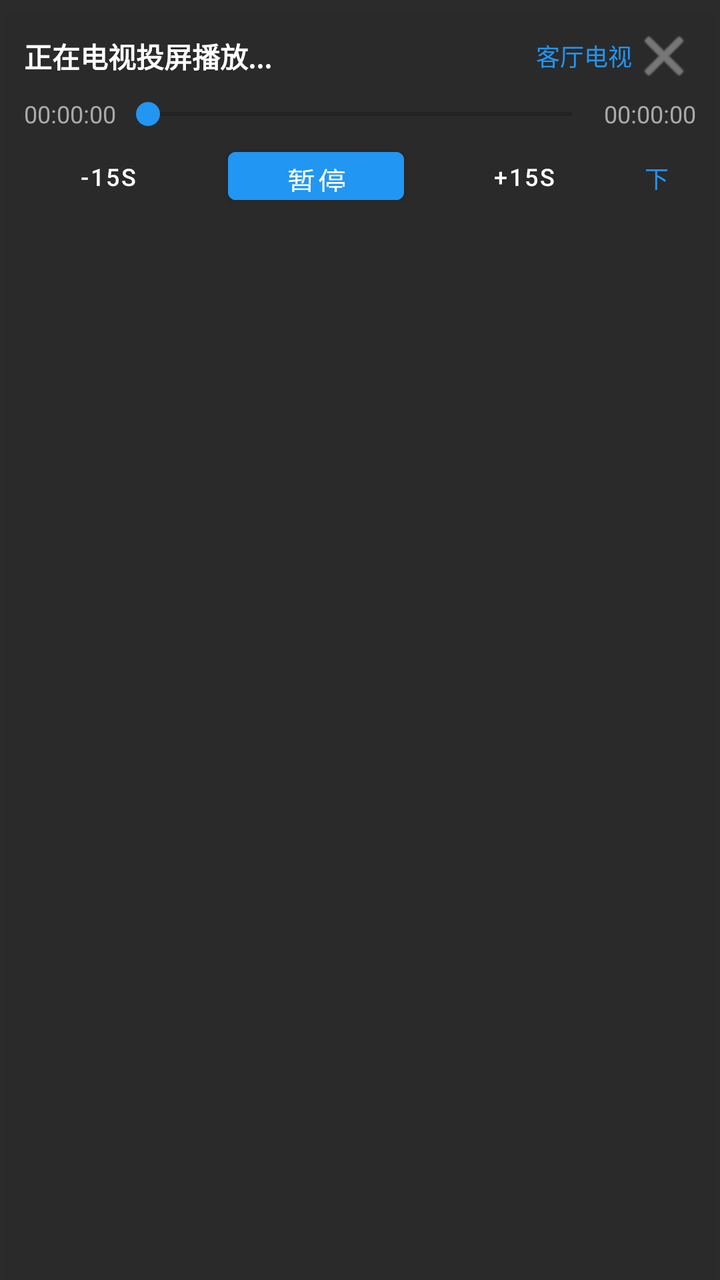
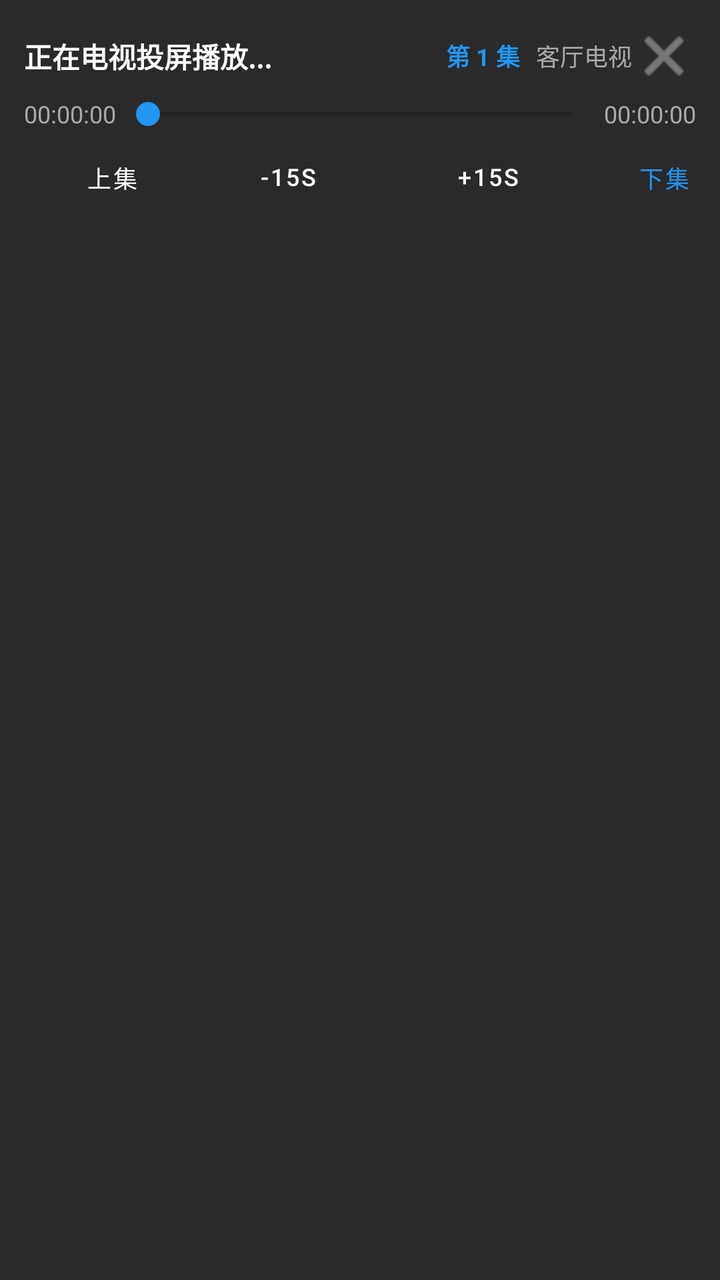

An Android layout rendered at two revisions. The XML below is the earlier revision; the diff shows what the commit changed to produce the second picture.
<!-- AndroidManifest.xml: application theme Theme.BigEyes -->
<!-- res/layout/view_playback_control.xml -->
<?xml version="1.0" encoding="utf-8"?>
<LinearLayout xmlns:android="http://schemas.android.com/apk/res/android"
    xmlns:app="http://schemas.android.com/apk/res-auto"
    android:layout_width="match_parent"
    android:layout_height="wrap_content"
    android:orientation="vertical"
    android:background="@color/control_bar_bg"
    android:padding="12dp"
    android:elevation="8dp">

    
    <LinearLayout
        android:layout_width="match_parent"
        android:layout_height="wrap_content"
        android:orientation="horizontal"
        android:gravity="center_vertical">

        <TextView
            android:id="@+id/tv_playing_title"
            android:layout_width="0dp"
            android:layout_height="wrap_content"
            android:layout_weight="1"
            android:textColor="@color/white"
            android:textSize="14sp"
            android:textStyle="bold"
            android:singleLine="true"
            android:ellipsize="end"
            android:text="正在电视投屏播放..." />

        <TextView
            android:id="@+id/tv_target_device"
            android:layout_width="wrap_content"
            android:layout_height="wrap_content"
            android:textColor="@color/brand_primary"
            android:textSize="12sp"
            android:text="客厅电视"
            android:layout_marginStart="8dp" />

        <ImageButton
            android:id="@+id/btn_close_control"
            android:layout_width="32dp"
            android:layout_height="32dp"
            android:background="?attr/selectableItemBackgroundBorderless"
            android:src="@android:drawable/ic_menu_close_clear_cancel"
            android:tint="@color/text_muted"
            android:contentDescription="关闭播控" />
    </LinearLayout>

    
    <LinearLayout
        android:layout_width="match_parent"
        android:layout_height="wrap_content"
        android:orientation="horizontal"
        android:gravity="center_vertical"
        android:layout_marginTop="4dp">

        <TextView
            android:id="@+id/tv_current_time"
            android:layout_width="wrap_content"
            android:layout_height="wrap_content"
            android:textColor="@color/text_muted"
            android:textSize="12sp"
            android:text="00:00:00" />

        <SeekBar
            android:id="@+id/seekbar_progress"
            android:layout_width="0dp"
            android:layout_height="wrap_content"
            android:layout_weight="1"
            android:max="1000"
            android:progress="0"
            android:thumbTint="@color/brand_primary"
            android:progressTint="@color/brand_primary" />

        <TextView
            android:id="@+id/tv_total_time"
            android:layout_width="wrap_content"
            android:layout_height="wrap_content"
            android:textColor="@color/text_muted"
            android:textSize="12sp"
            android:text="00:00:00" />
    </LinearLayout>

    
    <LinearLayout
        android:layout_width="match_parent"
        android:layout_height="wrap_content"
        android:orientation="horizontal"
        android:gravity="center"
        android:layout_marginTop="4dp">

        <Button
            android:id="@+id/btn_rewind"
            android:layout_width="wrap_content"
            android:layout_height="36dp"
            android:text="-15s"
            android:textSize="12sp"
            style="@style/Widget.MaterialComponents.Button.TextButton"
            android:textColor="@color/white" />

        <Button
            android:id="@+id/btn_play_pause"
            android:layout_width="wrap_content"
            android:layout_height="36dp"
            android:text="暂停"
            android:textSize="14sp"
            android:layout_marginHorizontal="16dp"
            android:backgroundTint="@color/brand_primary"
            android:textColor="@color/white" />

        <Button
            android:id="@+id/btn_forward"
            android:layout_width="wrap_content"
            android:layout_height="36dp"
            android:text="+15s"
            android:textSize="12sp"
            style="@style/Widget.MaterialComponents.Button.TextButton"
            android:textColor="@color/white" />

        <Button
            android:id="@+id/btn_next_episode"
            android:layout_width="wrap_content"
            android:layout_height="36dp"
            android:text="下一集"
            android:textSize="12sp"
            android:layout_marginStart="4dp"
            style="@style/Widget.MaterialComponents.Button.TextButton"
            android:textColor="@color/brand_primary" />

        <Button
            android:id="@+id/btn_stop"
            android:layout_width="wrap_content"
            android:layout_height="36dp"
            android:text="停止"
            android:textSize="12sp"
            android:layout_marginStart="4dp"
            style="@style/Widget.MaterialComponents.Button.TextButton"
            android:textColor="#FF5252" />
    </LinearLayout>

</LinearLayout>
<!-- resources referenced by this layout -->
<resources>
  <color name="brand_primary">#FF2196F3</color>
  <color name="control_bar_bg">#EE1E1E1E</color>
  <color name="text_muted">#FFAAAAAA</color>
  <color name="white">#FFFFFFFF</color>
  <style name="Theme.BigEyes" parent="Theme.MaterialComponents.DayNight.NoActionBar">
          <item name="colorPrimary">@color/brand_primary</item>
          <item name="colorPrimaryVariant">@color/purple_700</item>
          <item name="colorOnPrimary">@color/white</item>
          <item name="colorSecondary">@color/brand_secondary</item>
          <item name="colorSecondaryVariant">@color/teal_700</item>
          <item name="colorOnSecondary">@color/black</item>
          <item name="android:statusBarColor">?attr/colorPrimaryVariant</item>
      </style>
  <color name="purple_700">#FF3700B3</color>
  <color name="brand_secondary">#FF4CAF50</color>
  <color name="teal_700">#FF018786</color>
  <color name="black">#FF000000</color>
</resources>

<!-- the commit's change to res/layout/view_playback_control.xml (unified diff, before → after) -->
@@ -28,10 +28,20 @@
             android:text="正在电视投屏播放..." />
 
         <TextView
+            android:id="@+id/tv_queue_indicator"
+            android:layout_width="wrap_content"
+            android:layout_height="wrap_content"
+            android:textColor="@color/brand_primary"
+            android:textSize="12sp"
+            android:textStyle="bold"
+            android:text="第 1 集"
+            android:layout_marginStart="8dp" />
+
+        <TextView
             android:id="@+id/tv_target_device"
             android:layout_width="wrap_content"
             android:layout_height="wrap_content"
-            android:textColor="@color/brand_primary"
+            android:textColor="@color/text_muted"
             android:textSize="12sp"
             android:text="客厅电视"
             android:layout_marginStart="8dp" />
@@ -86,8 +96,17 @@
         android:layout_width="match_parent"
         android:layout_height="wrap_content"
         android:orientation="horizontal"
-        android:gravity="center"
+        android:gravity="center_vertical"
         android:layout_marginTop="4dp">
+
+        <Button
+            android:id="@+id/btn_previous_episode"
+            android:layout_width="wrap_content"
+            android:layout_height="36dp"
+            android:text="上集"
+            android:textSize="12sp"
+            style="@style/Widget.MaterialComponents.Button.TextButton"
+            android:textColor="@color/white" />
 
         <Button
             android:id="@+id/btn_rewind"
@@ -100,11 +119,12 @@
 
         <Button
             android:id="@+id/btn_play_pause"
-            android:layout_width="wrap_content"
+            android:layout_width="0dp"
             android:layout_height="36dp"
+            android:layout_weight="1"
             android:text="暂停"
-            android:textSize="14sp"
-            android:layout_marginHorizontal="16dp"
+            android:textSize="13sp"
+            android:layout_marginHorizontal="6dp"
             android:backgroundTint="@color/brand_primary"
             android:textColor="@color/white" />
 
@@ -121,11 +141,19 @@
             android:id="@+id/btn_next_episode"
             android:layout_width="wrap_content"
             android:layout_height="36dp"
-            android:text="下一集"
+            android:text="下集"
             android:textSize="12sp"
-            android:layout_marginStart="4dp"
             style="@style/Widget.MaterialComponents.Button.TextButton"
             android:textColor="@color/brand_primary" />
+
+        <Button
+            android:id="@+id/btn_select_episode"
+            android:layout_width="wrap_content"
+            android:layout_height="36dp"
+            android:text="选集"
+            android:textSize="12sp"
+            style="@style/Widget.MaterialComponents.Button.TextButton"
+            android:textColor="@color/white" />
 
         <Button
             android:id="@+id/btn_stop"
@@ -133,7 +161,6 @@
             android:layout_height="36dp"
             android:text="停止"
             android:textSize="12sp"
-            android:layout_marginStart="4dp"
             style="@style/Widget.MaterialComponents.Button.TextButton"
             android:textColor="#FF5252" />
     </LinearLayout>
